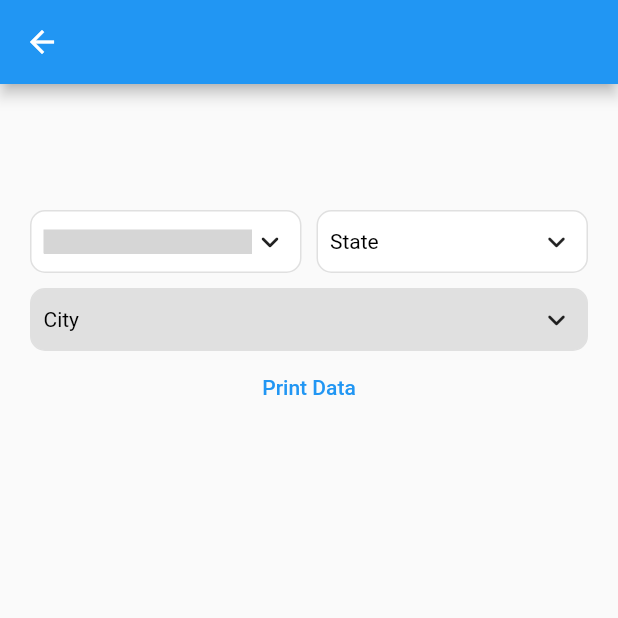
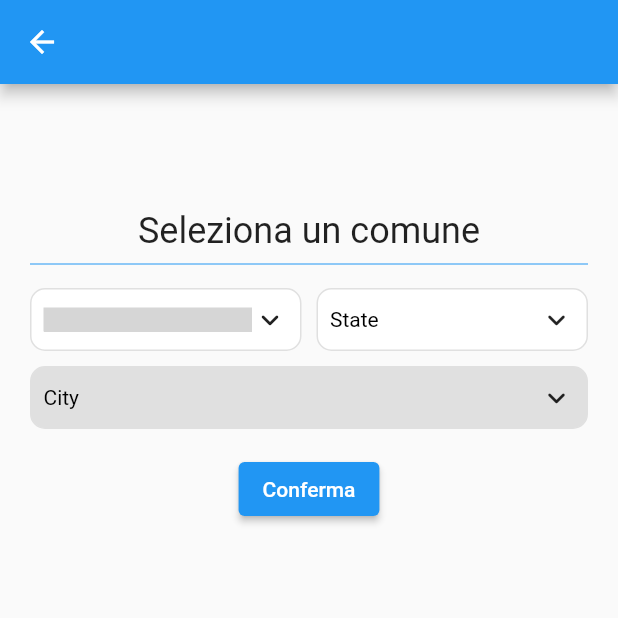
Before and after one commit to qwertyuiop9/civic_points, a Flutter app: the citySelection screen opened directly, on a phone screen of 412 x 824 dp, the top half of it. Run offline on Flutter 3.47's test engine with Material 2 defaults, Android fonts, the phone set to English and light mode, and no system bars; drawn by our look-alikes of csc_picker; our stand-ins replace bloc, date_field, dio, firebase_auth, firebase_core, flutter_bloc and 2 more; accounts and stored records are empty; network calls fail; grey boxes are pictures that could not be loaded.

Commit message:
Modifica interfaccia grafica

```diff
--- a/lib/pages/CitySelection.dart
+++ b/lib/pages/CitySelection.dart
@@ -1,6 +1,5 @@
+import 'package:csc_picker/csc_picker.dart';
 import 'package:flutter/material.dart';
-import 'package:csc_picker/csc_picker.dart';
-
 
 class citySelectionState extends State<citySelection> {
   /// Variables to store country state city data in onChanged method.
@@ -12,14 +11,24 @@ class citySelectionState extends State<citySelection> {
   @override
   Widget build(BuildContext context) {
     return Scaffold(
-  appBar: AppBar(
-  ),
+      appBar: AppBar(),
       body: Center(
         child: Container(
             padding: EdgeInsets.symmetric(horizontal: 20),
             height: 600,
             child: Column(
               children: [
+                Text(
+                  'Seleziona un comune',
+                  style: TextStyle(fontSize: 24),
+                ),
+                Padding(
+                  padding: const EdgeInsets.fromLTRB(0, 0, 0, 8),
+                  child: Divider(
+                    color: Colors.blue,
+                  ),
+                ),
+
                 ///Adding CSC Picker Widget in app
                 CSCPicker(
                   ///Enable disable state dropdown [OPTIONAL PARAMETER]
@@ -98,13 +107,16 @@ class citySelectionState extends State<citySelection> {
                 ),
 
                 ///print newly selected country state and city in Text Widget
-  TextButton(
+                Padding(
+                  padding: const EdgeInsets.all(16.0),
+                  child: ElevatedButton(
                       onPressed: () {
                         setState(() {
                           address = "$cityValue, $stateValue, $countryValue";
                         });
                       },
-  child: Text("Print Data")),
+                      child: Text("Conferma")),
+                ),
                 Text(address)
               ],
             )),
@@ -113,7 +125,6 @@ class citySelectionState extends State<citySelection> {
   }
 }
 
-
 class citySelection extends StatefulWidget {
   @override
   citySelectionState createState() => citySelectionState();
--- a/lib/pages/myaccountspage.dart
+++ b/lib/pages/myaccountspage.dart
@@ -1,21 +1,24 @@
+import 'package:civic_points/comune.dart';
 import 'package:civic_points/pages/CitySelection.dart';
+import 'package:civic_points/signIn.dart';
+import 'package:civic_points/webService.dart';
 import 'package:flutter/material.dart';
-import 'package:civic_points/login.dart';
-import 'package:civic_points/signIn.dart';
+
 import '../bloc.navigation_bloc/navigation_bloc.dart';
-import 'package:civic_points/webService.dart';
-import 'package:civic_points/comune.dart';
 
-class MyAccountsPageList extends State<MyAccountsPage>{
-  ///List<Comune> _comuni = [];
-  ///List<Comune> _comuni = [new Comune(nome: 'Udine'), new Comune(nome: 'Gorizia'), new Comune(nome: 'Trieste'), new Comune(nome: 'Pordenone')];
-  ///List<Comune> _comuni = [new Comune(nome: 'Udine')];
+class MyAccountsPageList extends State<MyAccountsPage> {
+  //List<Comune> _comuni = [];
+
+  // List<Comune> _comuni = [new Comune(nome: 'Udine'),new Comune(nome: 'Gorizia'),new Comune(nome: 'Trieste'),new Comune(nome: 'Pordenone')];
+
+  List<Comune> _comuni = [new Comune(nome: 'Udine')];
   bool boolComuneDiInteresse = false;
   bool boolComuneDiResidenza = false;
 
   @override
   void initState() {
     super.initState();
+
     ///_populateNewsArticles();
     if (!_comuni.isEmpty) {
       boolComuneDiResidenza = true;
@@ -32,7 +35,7 @@ class MyAccountsPageList extends State<MyAccountsPage>{
   }
 
   Widget _buildItemsForComuniListView(BuildContext context, int index) {
-    final comune = _comuni[index+1];
+    final comune = _comuni[index + 1];
     return new Container(
       child: Column(
         children: <Widget>[
@@ -58,13 +61,14 @@ class MyAccountsPageList extends State<MyAccountsPage>{
                     onPressed: () {
                       Navigator.push(
                           context,
-                            MaterialPageRoute(builder: (context) =>
-                                citySelection())
-                        );
+                          MaterialPageRoute(
+                              builder: (context) => citySelection()));
                     },
-                    ),),
+                  ),
+                ),
                 SizedBox(width: 10),
-                    Flexible(child: RaisedButton(
+                Flexible(
+                  child: RaisedButton(
                     child: Text("Cancella"),
                     textColor: Colors.white,
                     color: Colors.blueGrey,
@@ -74,11 +78,11 @@ class MyAccountsPageList extends State<MyAccountsPage>{
                     onPressed: () {
                       Navigator.push(
                           context,
-                            MaterialPageRoute(builder: (context) =>
-                                citySelection())
-                        );
+                          MaterialPageRoute(
+                              builder: (context) => citySelection()));
                     },
-                    ),),
+                  ),
+                ),
               ],
             ),
           ),
@@ -92,7 +96,7 @@ class MyAccountsPageList extends State<MyAccountsPage>{
   Widget build(BuildContext context) {
     var comuneDiResidenza;
     var _count;
-    if (boolComuneDiResidenza){
+    if (boolComuneDiResidenza) {
       comuneDiResidenza = _comuni[0];
     }
     if (boolComuneDiInteresse) {
@@ -172,21 +176,17 @@ class MyAccountsPageList extends State<MyAccountsPage>{
                     onPressed: () {
                       Navigator.push(
                           context,
-                          MaterialPageRoute(builder: (context) =>
-                              citySelection())
-                      );
+                          MaterialPageRoute(
+                              builder: (context) => citySelection()));
                     },
                   ),
                 if (boolComuneDiInteresse && boolComuneDiResidenza)
                   SizedBox(height: 20),
-
                 if (boolComuneDiInteresse && boolComuneDiResidenza)
                   Text(
                     'Comuni di interesse',
-                    style: TextStyle(
-                        fontSize: 16, fontWeight: FontWeight.bold),
+                    style: TextStyle(fontSize: 16, fontWeight: FontWeight.bold),
                   ),
-
                 if (boolComuneDiInteresse && boolComuneDiResidenza)
                   ListView.builder(
                     itemCount: _count,
@@ -206,9 +206,8 @@ class MyAccountsPageList extends State<MyAccountsPage>{
                     onPressed: () {
                       Navigator.push(
                           context,
-                          MaterialPageRoute(builder: (context) =>
-                              citySelection())
-                      );
+                          MaterialPageRoute(
+                              builder: (context) => citySelection()));
                     },
                   ),
                 if (!boolComuneDiResidenza)
@@ -222,12 +221,10 @@ class MyAccountsPageList extends State<MyAccountsPage>{
                     onPressed: () {
                       Navigator.push(
                           context,
-                          MaterialPageRoute(builder: (context) =>
-                              citySelection())
-                      );
+                          MaterialPageRoute(
+                              builder: (context) => citySelection()));
                     },
                   ),
-
               ],
             ),
           ),
```
Also changed, not shown: lib/main.dart (+0 -85 lines). Lines whose indentation alone changed are shown as unchanged.
